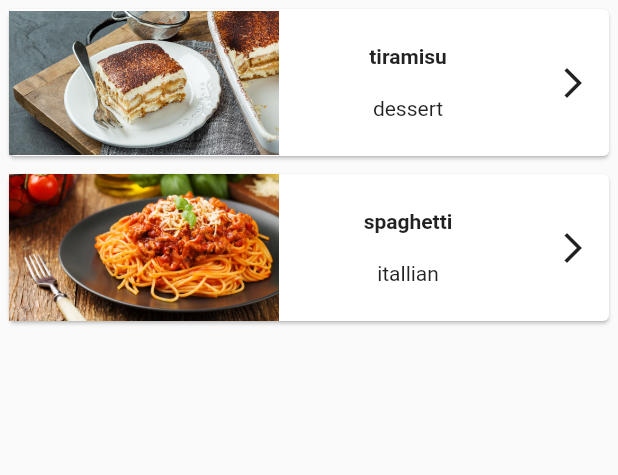
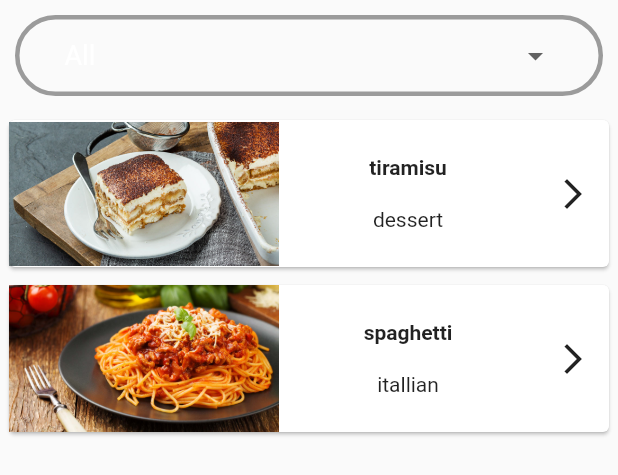
Before and after one commit to kristofmoons/flutter_ReceptenApp, a Flutter app: the Scherm1 widget shown alone on an empty page, opened directly, on a phone screen of 412 x 824 dp. Shown: the top 475 px of the screen. Run offline on Flutter 3.47's test engine with Material 2 defaults, Android fonts, the phone set to English and light mode, and no system bars; our stand-ins replace cached_network_image, lottie, video_player; network calls fail.

Commit message:
dropdown

```diff
--- a/lib/screen1.dart
+++ b/lib/screen1.dart
@@ -2,13 +2,51 @@ import 'package:flutter/material.dart';
 import 'package:flutter_project/videoPlayer.dart';
 import 'data.dart' as lib;
 
-class Scherm1 extends StatelessWidget {
+class Scherm1 extends StatefulWidget {
   const Scherm1({super.key});
 
+  @override
+  State<Scherm1> createState() => _Scherm1State();
+}
+
+class _Scherm1State extends State<Scherm1> {
+  String keuze = 'All';
+
+  @override
   Widget build(BuildContext context) {
+    List<DropdownMenuItem<String>> opties = <DropdownMenuItem<String>>[];
+    opties.add(DropdownMenuItem(child: Text('All'), value: "All"));
+    opties.add(DropdownMenuItem(child: Text('itallian'), value: "itallian"));
+    opties.add(DropdownMenuItem(child: Text('dessert'), value: "dessert"));
+    opties.add(DropdownMenuItem(child: Text('asian'), value: "asian"));
+
     return Column(children: <Widget>[
+      Container(
+          margin: const EdgeInsets.all(10),
+          decoration: BoxDecoration(
+            border: Border.all(
+                color: Colors.black38, width: 3), //border of dropdown button
+            borderRadius:
+                BorderRadius.circular(50), //border raiuds of dropdown button
+          ),
+          child: Padding(
+            padding: EdgeInsets.only(left: 30, right: 30),
+            child: DropdownButton(
+              items: opties,
+              isExpanded: true,
+              value: keuze,
+              underline: Container(),
+              style: const TextStyle(fontSize: 18),
+              onChanged: (value) {
+                setState(() {
+                  keuze = value!;
+                });
+              },
+            ),
+          )),
       Column(
-        children: lib.recipes.map((recipe) {
+        children: keuze == 'All'
+            ? lib.recipes.map((recipe) {
                 return Container(
                     padding: EdgeInsets.all(2),
                     height: 110,
@@ -25,11 +63,58 @@ class Scherm1 extends StatelessWidget {
                               child: Container(
                                   padding: EdgeInsets.all(5),
                                   child: Column(
+                                    mainAxisAlignment:
+                                        MainAxisAlignment.spaceEvenly,
+                                    children: <Widget>[
+                                      Text('${recipe.name}',
+                                          style: TextStyle(
+                                              fontWeight: FontWeight.bold)),
+                                      Text('${recipe.categoryType.name}'),
+                                    ],
+                                  ))),
+                          Center(
+                            child: IconButton(
+                              icon: const Icon(Icons.arrow_forward_ios),
+                              onPressed: () {
+                                Navigator.push(
+                                  context,
+                                  MaterialPageRoute(
+                                      builder: (context) => SecondRoute(
+                                          name: '${recipe.name}',
+                                          img: '${recipe.image}',
+                                          guide: '${recipe.guide}',
+                                          video: '${recipe.video}')),
+                                );
+                              },
+                            ),
+                          ),
+                        ])));
+              }).toList()
+            : lib.recipes
+                .where((recipe) => recipe.categoryType.name == keuze)
+                .map((recipe) {
+                return Container(
+                    padding: EdgeInsets.all(2),
+                    height: 110,
+                    child: Card(
+                        child: Row(
                             mainAxisAlignment: MainAxisAlignment.spaceEvenly,
                             children: <Widget>[
+                          Image(
+                            image: AssetImage("${recipe.image}"),
+                            fit: BoxFit.cover,
+                            width: 180,
+                          ),
+                          Expanded(
+                              child: Container(
+                                  padding: EdgeInsets.all(5),
+                                  child: Column(
+                                    mainAxisAlignment:
+                                        MainAxisAlignment.spaceEvenly,
+                                    children: <Widget>[
                                       Text('${recipe.name}',
-                                    style:
-                                        TextStyle(fontWeight: FontWeight.bold)),
+                                          style: TextStyle(
+                                              fontWeight: FontWeight.bold)),
                                       Text('${recipe.categoryType.name}'),
                                     ],
                                   ))),
@@ -92,9 +177,7 @@ class _SecondRouteState extends State<SecondRoute> {
           Column(children: [
             widget.video != 'none'
                 ? CheckboxListTile(
-                    //checkbox positioned at right
                     value: videoOrPhoto,
-
                     onChanged: (bool? value) {
                       setState(() {
                         videoOrPhoto = value;
```
Lines whose indentation alone changed are shown as unchanged.
